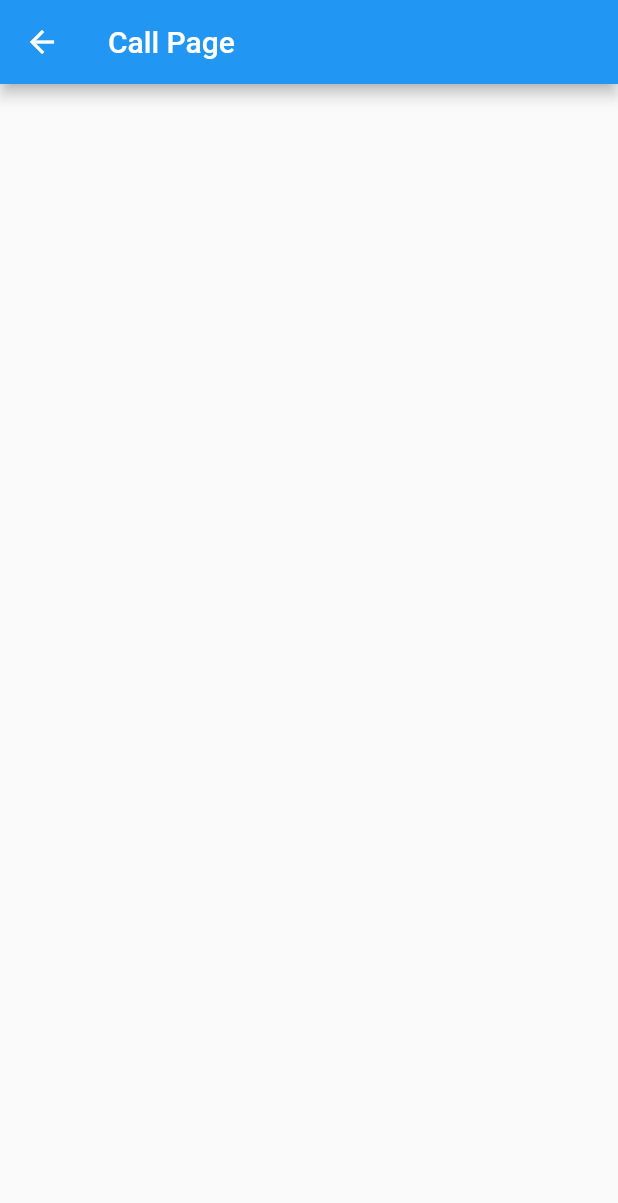
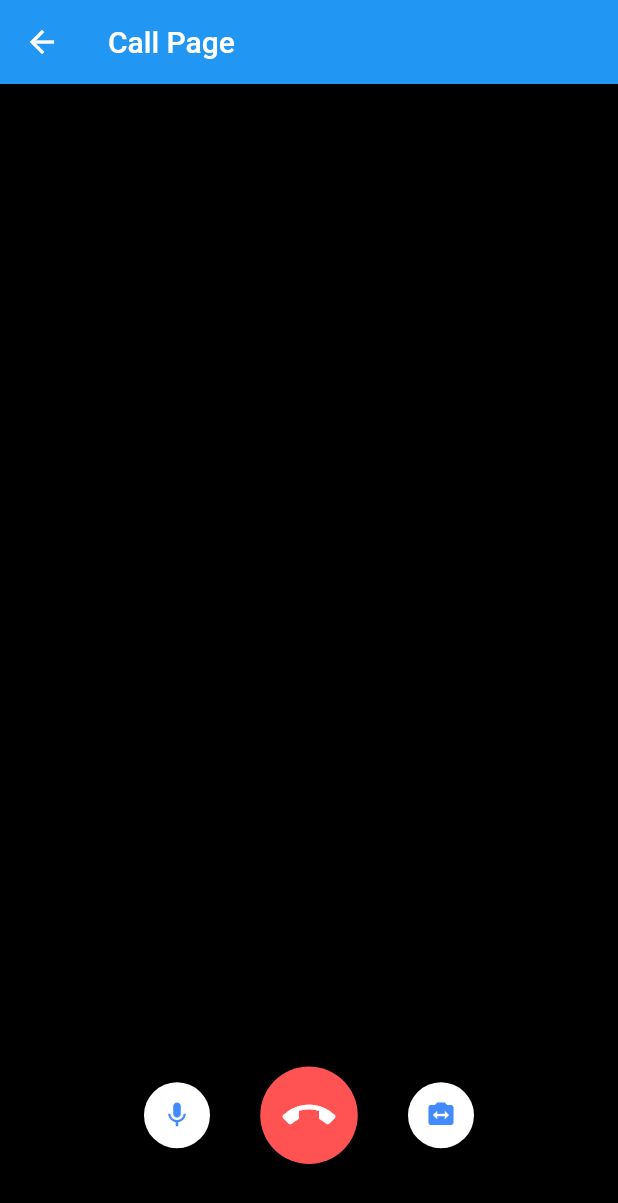
Before and after one commit to paedayz/Video_Call_Flutter-Agora, a Flutter app: the CallPage screen opened directly, on a phone screen of 412 x 824 dp. Shown: the top 1203 px of the screen. Run offline on Flutter 3.47's test engine with Material 2 defaults, Android fonts, the phone set to English and light mode, and no system bars; our stand-ins replace permission_handler; missing offline and left inert: agora_rtc_engine.

```diff
--- a/lib/main.dart
+++ b/lib/main.dart
@@ -4,10 +4,6 @@ import 'package:flutter/material.dart';
 import 'package:permission_handler/permission_handler.dart';
 import 'package:agora_rtc_engine/rtc_local_view.dart' as RtcLocalView;
 import 'package:agora_rtc_engine/rtc_remote_view.dart' as RtcRemoteView;
-
-const appId = "6dd9d3a2d571494798400064f6c23e40";
-const token =
-    "0066dd9d3a2d571494798400064f6c23e40IAA24me2tJffiqW//m0sy6Zjzph6LAD1hNgEObbB5rN6sdzDPrsAAAAAEACAJnsk2A2vYAEAAQDXDa9g";
 
 void main() {
   runApp(MyApp());
--- a/lib/page/callPage.dart
+++ b/lib/page/callPage.dart
@@ -1,5 +1,7 @@
 import 'package:agora_rtc_engine/rtc_engine.dart';
+import 'package:agora_video_call/utils/settings.dart';
 import 'package:flutter/material.dart';
+import 'package:agora_video_call/widget/viewRows.dart';
 
 class CallPage extends StatefulWidget {
   final String channelName;
@@ -11,12 +13,172 @@ class CallPage extends StatefulWidget {
 }
 
 class _CallPageState extends State<CallPage> {
+  final _users = <int>[];
+  final _infoStrings = <String>[];
+  bool muted = false;
+  RtcEngine _engine;
+
+  @override
+  void dispose() {
+    // clear users
+    _users.clear();
+
+    // destroy sdk
+    _engine.leaveChannel();
+    _engine.destroy();
+    super.dispose();
+  }
+
+  @override
+  void initState() {
+    super.initState();
+    initialize();
+  }
+
+  Future<void> initialize() async {
+    // if not have APP_ID
+    if (APP_ID.isEmpty) {
+      setState(() {
+        _infoStrings
+            .add('APP_ID missing, please provide your APP_ID in settings.dart');
+        _infoStrings.add('Agora Engine is not start');
+      });
+
+      return;
+    }
+
+    await _initAgoraRtcEngine();
+    _addAgoraEventHandlers();
+    // await _engine.enableWebSdkInteroperability(true);
+    VideoEncoderConfiguration configuration = VideoEncoderConfiguration();
+    configuration.dimensions = VideoDimensions(1920, 1080);
+    await _engine.setVideoEncoderConfiguration(configuration);
+    await _engine.joinChannel(Token, widget.channelName, null, 0);
+  }
+
+  Future<void> _initAgoraRtcEngine() async {
+    _engine = await RtcEngine.create(APP_ID);
+    await _engine.enableVideo();
+    await _engine.setChannelProfile(ChannelProfile.LiveBroadcasting);
+    await _engine.setClientRole(widget.role);
+  }
+
+  void _addAgoraEventHandlers() {
+    _engine.setEventHandler(RtcEngineEventHandler(error: (code) {
+      setState(() {
+        final info = 'onError: $code';
+        _infoStrings.add(info);
+      });
+    }, joinChannelSuccess: (channel, uid, elapsed) {
+      setState(() {
+        final info = 'onJoinChannel: $channel, uid: $uid';
+        _infoStrings.add(info);
+      });
+    }, leaveChannel: (stats) {
+      setState(() {
+        _infoStrings.add('onLeaveChannel');
+        _users.clear();
+      });
+    }, userJoined: (uid, elapsed) {
+      setState(() {
+        final info = 'userJoined: $uid';
+        _infoStrings.add(info);
+        _users.add(uid);
+      });
+    }, userOffline: (uid, elapsed) {
+      setState(() {
+        final info = 'userOffline: $uid';
+        _infoStrings.add(info);
+        _users.remove(uid);
+      });
+    }, firstRemoteVideoFrame: (uid, width, height, elapsed) {
+      setState(() {
+        final info = 'firstRemoteVideo: $uid ${width}x $height';
+        _infoStrings.add(info);
+      });
+    }));
+  }
+
   @override
   Widget build(BuildContext context) {
     return Scaffold(
       appBar: AppBar(
         title: Text('Call Page'),
       ),
+      backgroundColor: Colors.black,
+      body: Center(
+        child: Stack(
+          children: [
+            viewRows(widget.role, _users),
+            _toolbar(),
+          ],
+        ),
+      ),
     );
   }
+
+  /// Toolbar layout
+  Widget _toolbar() {
+    if (widget.role == ClientRole.Audience) return Container();
+    return Container(
+      alignment: Alignment.bottomCenter,
+      padding: const EdgeInsets.symmetric(vertical: 48),
+      child: Row(
+        mainAxisAlignment: MainAxisAlignment.center,
+        children: <Widget>[
+          RawMaterialButton(
+            onPressed: _onToggleMute,
+            child: Icon(
+              muted ? Icons.mic_off : Icons.mic,
+              color: muted ? Colors.white : Colors.blueAccent,
+              size: 20.0,
+            ),
+            shape: CircleBorder(),
+            elevation: 2.0,
+            fillColor: muted ? Colors.blueAccent : Colors.white,
+            padding: const EdgeInsets.all(12.0),
+          ),
+          RawMaterialButton(
+            onPressed: () => _onCallEnd(context),
+            child: Icon(
+              Icons.call_end,
+              color: Colors.white,
+              size: 35.0,
+            ),
+            shape: CircleBorder(),
+            elevation: 2.0,
+            fillColor: Colors.redAccent,
+            padding: const EdgeInsets.all(15.0),
+          ),
+          RawMaterialButton(
+            onPressed: _onSwitchCamera,
+            child: Icon(
+              Icons.switch_camera,
+              color: Colors.blueAccent,
+              size: 20.0,
+            ),
+            shape: CircleBorder(),
+            elevation: 2.0,
+            fillColor: Colors.white,
+            padding: const EdgeInsets.all(12.0),
+          )
+        ],
+      ),
+    );
+  }
+
+  void _onCallEnd(BuildContext context) {
+    Navigator.pop(context);
+  }
+
+  void _onToggleMute() {
+    setState(() {
+      muted = !muted;
+    });
+    _engine.muteLocalAudioStream(muted);
+  }
+
+  void _onSwitchCamera() {
+    _engine.switchCamera();
+  }
 }
--- /dev/null
+++ b/lib/utils/settings.dart
@@ -0,0 +1,3 @@
+const APP_ID = "";
+
+const Token = "";
--- /dev/null
+++ b/lib/widget/viewRows.dart
@@ -0,0 +1,81 @@
+import 'package:agora_rtc_engine/rtc_local_view.dart' as RtcLocalView;
+import 'package:agora_rtc_engine/rtc_remote_view.dart' as RtcRemoteView;
+import 'package:agora_rtc_engine/rtc_engine.dart';
+import 'package:flutter/material.dart';
+
+// Helper function to get list of native views
+List<Widget> _getRenderViews(ClientRole role, List<int> users) {
+  final List<StatefulWidget> list = [];
+  if (role == ClientRole.Broadcaster) {
+    list.add(RtcLocalView.SurfaceView());
+  }
+
+  users.forEach(
+    (int uid) => list.add(
+      RtcRemoteView.SurfaceView(
+        uid: uid,
+      ),
+    ),
+  );
+
+  return list;
+}
+
+// Video view wrapper
+Widget _videoView(view) {
+  return Expanded(child: Container(child: view));
+}
+
+// Video layout wrapper
+Widget _expandedVideoRow(List<Widget> views) {
+  final wrappedViews = views.map<Widget>(_videoView).toList();
+  return Expanded(
+    child: Row(
+      children: wrappedViews,
+    ),
+  );
+}
+
+/// Video layout wrapper
+Widget viewRows(ClientRole role, List<int> users) {
+  final views = _getRenderViews(role, users);
+  switch (views.length) {
+    case 1:
+      return Container(
+        child: Column(
+          children: [
+            _videoView(views[0]),
+          ],
+        ),
+      );
+    case 2:
+      return Container(
+        child: Column(
+          children: [
+            _expandedVideoRow([views[0]]),
+            _expandedVideoRow([views[1]]),
+          ],
+        ),
+      );
+    case 3:
+      return Container(
+        child: Column(
+          children: [
+            _expandedVideoRow(views.sublist(0, 2)),
+            _expandedVideoRow(views.sublist(2, 3))
+          ],
+        ),
+      );
+    case 4:
+      return Container(
+        child: Column(
+          children: [
+            _expandedVideoRow(views.sublist(0, 2)),
+            _expandedVideoRow(views.sublist(2, 4))
+          ],
+        ),
+      );
+    default:
+  }
+  return Container();
+}
```
Also changed, not shown: lib/page/indexPage.dart (+14 -0 lines).
